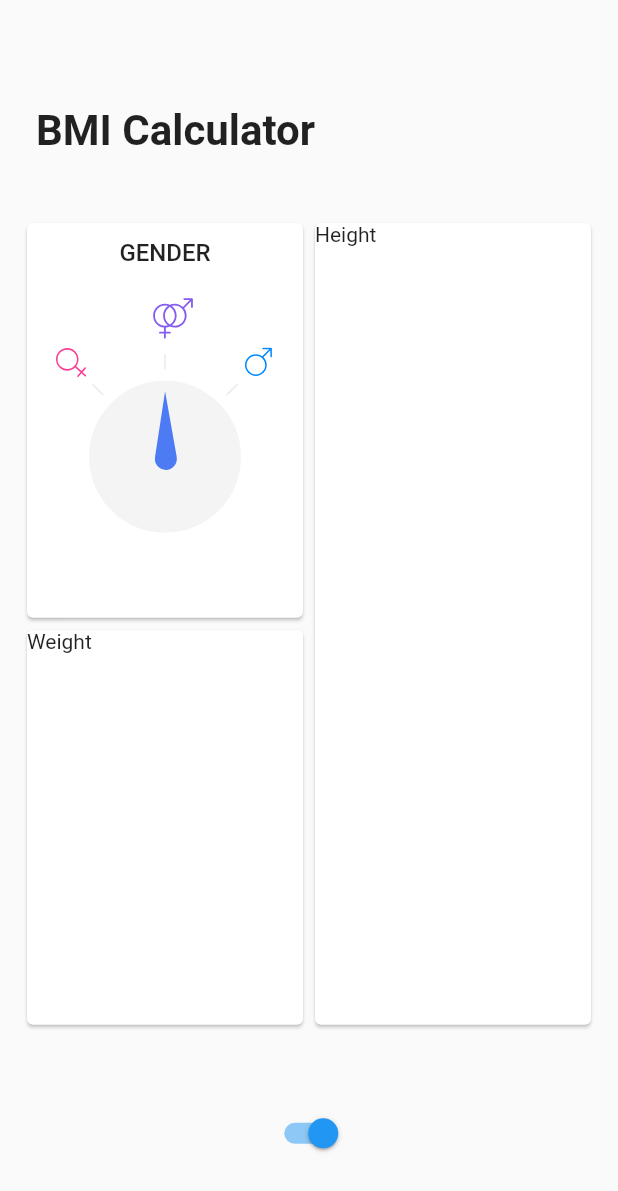
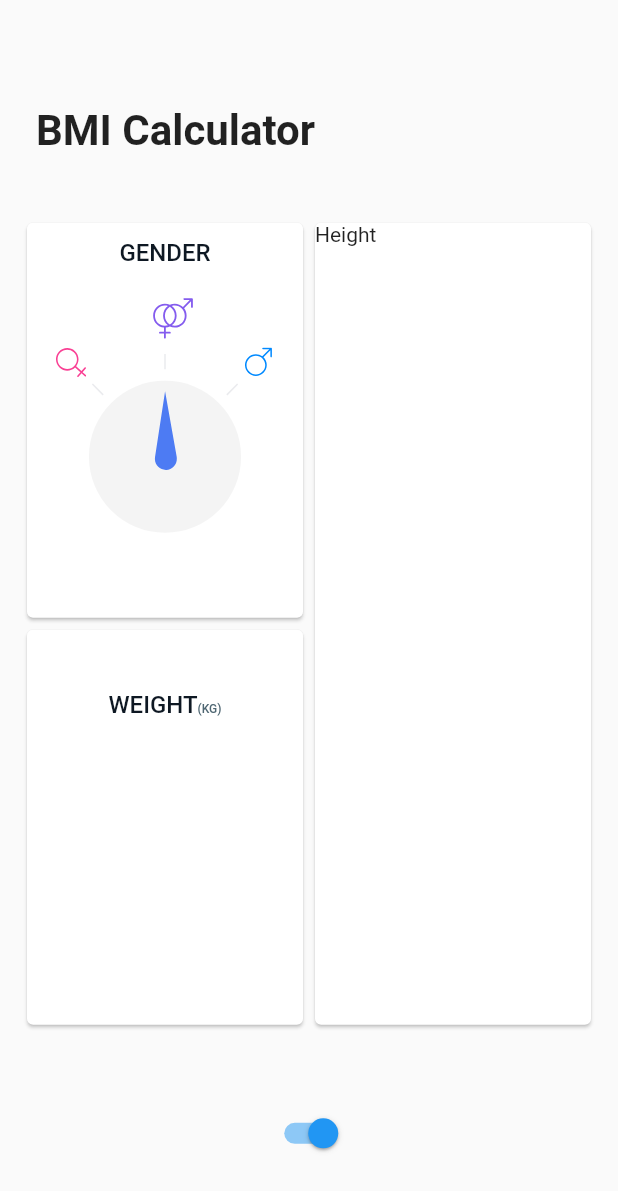
Before and after one commit to SonQBChau/bmi_calculator, a Flutter app: the screen it shows after launch, on a phone screen of 412 x 824 dp. Shown: the top 1191 px of the screen. Run offline on Flutter 3.47's test engine with Material 2 defaults, Android fonts, the phone set to English and light mode, and no system bars; our stand-ins replace flutter_svg.

Commit message:
add weight_card

```diff
--- a/lib/card_title.dart
+++ b/lib/card_title.dart
@@ -1,15 +1,36 @@
 import 'package:flutter/material.dart';
+
+const TextStyle _titleStyle = TextStyle(
+  fontSize: 16.0,
+  fontWeight: FontWeight.w500,
+  color: Color.fromRGBO(14, 24, 35, 1.0),
+);
+
+const TextStyle _subtitleStyle = TextStyle(
+  fontSize: 8.0,
+  fontWeight: FontWeight.w500,
+  color: Color.fromRGBO(78, 102, 114, 1.0),
+);
 
 class CardTitle extends StatelessWidget {
   final String title;
+  final String subtitle;
 
-  const CardTitle(this.title, {Key key}) : super(key: key);
+  const CardTitle(this.title, {Key key, this.subtitle}) : super(key: key);
 
   @override
   Widget build(BuildContext context) {
-    return Text(
-      title,
-      style: new TextStyle(fontSize: 16.0, fontWeight: FontWeight.w500),
+    return RichText(
+      text: TextSpan(
+        text: title,
+        style: _titleStyle,
+        children: <TextSpan>[
+          TextSpan(
+            text: subtitle ?? "",
+            style: _subtitleStyle,
+          ),
+        ],
+      ),
     );
   }
 }
--- a/lib/input_page.dart
+++ b/lib/input_page.dart
@@ -1,3 +1,4 @@
+import 'package:bmi_calculator/weight_card.dart';
 import 'package:flutter/material.dart';
 import 'widget_utils.dart' show screenAwareSize;
 import 'package:bmi_calculator/gender_card.dart';
@@ -55,7 +56,7 @@ class InputPage extends StatelessWidget {
             child: Column(
               children: <Widget>[
                 Expanded(child: GenderCard()),
-                Expanded(child: _tempCard("Weight")),
+                Expanded(child: WeightCard()),
               ],
             ),
           ),
--- /dev/null
+++ b/lib/weight_card.dart
@@ -0,0 +1,27 @@
+
+import 'package:bmi_calculator/card_title.dart';
+import 'package:bmi_calculator/widget_utils.dart' show screenAwareSize;
+import 'package:flutter/material.dart';
+
+class WeightCard extends StatefulWidget {
+  @override
+  _WeightCardState createState() => _WeightCardState();
+}
+
+class _WeightCardState extends State<WeightCard> {
+  @override
+  Widget build(BuildContext context) {
+    return Card(
+      child: Padding(
+        padding: EdgeInsets.only(top: screenAwareSize(32.0, context)),
+        child: Column(
+          crossAxisAlignment: CrossAxisAlignment.center,
+          children: <Widget>[
+            CardTitle("WEIGHT", subtitle: "(KG)"),
+            Container(), //TODO: draw slider
+          ],
+        ),
+      ),
+    );
+  }
+}
```
